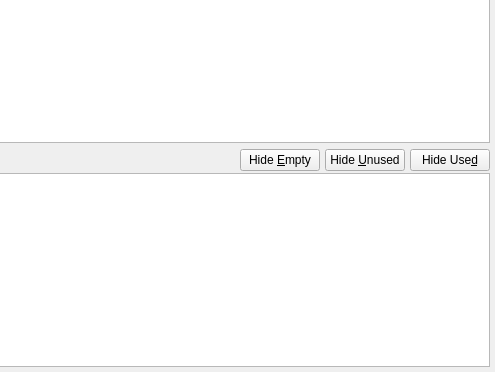
Old version of the form BlockSettleUILib/WalletsWidget.ui in the repository BlockSettle/terminal; both pictures show x 145 to 640 and y 81 to 453 of the 640 by 453 pixel window.
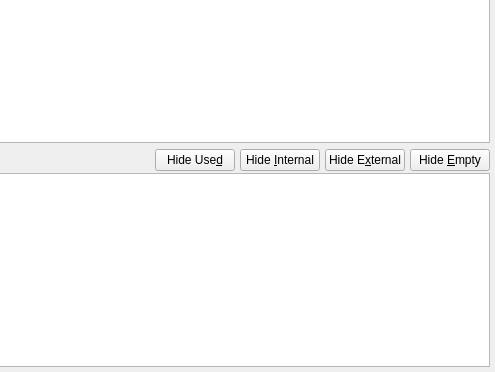
New version of the form. Custom widgets are drawn as their Qt base class.

Patch:
```diff
--- a/BlockSettleUILib/WalletsWidget.ui
+++ b/BlockSettleUILib/WalletsWidget.ui
@@ -132,32 +132,6 @@
            <property name="spacing">
             <number>5</number>
            </property>
-           <item>
-            <widget class="QPushButton" name="pushButtonEmpty">
-             <property name="toolTip">
-              <string>Hide all Empty Addresses</string>
-             </property>
-             <property name="text">
-              <string>Hide &amp;Empty</string>
-             </property>
-             <property name="checkable">
-              <bool>true</bool>
-             </property>
-            </widget>
-           </item>
-           <item>
-            <widget class="QPushButton" name="pushButtonUnused">
-             <property name="toolTip">
-              <string>Hide all unsued addresses</string>
-             </property>
-             <property name="text">
-              <string>Hide &amp;Unused</string>
-             </property>
-             <property name="checkable">
-              <bool>true</bool>
-             </property>
-            </widget>
-           </item>
            <item>
             <widget class="QPushButton" name="pushButtonUsed">
              <property name="toolTip">
@@ -171,6 +145,42 @@
              </property>
             </widget>
            </item>
+           <item>
+            <widget class="QPushButton" name="pushButtonInternal">
+             <property name="toolTip">
+              <string>Hide all unsued addresses</string>
+             </property>
+             <property name="text">
+              <string>Hide &amp;Internal</string>
+             </property>
+             <property name="checkable">
+              <bool>true</bool>
+             </property>
+            </widget>
+           </item>
+           <item>
+            <widget class="QPushButton" name="pushButtonExternal">
+             <property name="text">
+              <string>Hide E&amp;xternal</string>
+             </property>
+             <property name="checkable">
+              <bool>true</bool>
+             </property>
+            </widget>
+           </item>
+           <item>
+            <widget class="QPushButton" name="pushButtonEmpty">
+             <property name="toolTip">
+              <string>Hide all Empty Addresses</string>
+             </property>
+             <property name="text">
+              <string>Hide &amp;Empty</string>
+             </property>
+             <property name="checkable">
+              <bool>true</bool>
+             </property>
+            </widget>
+           </item>
           </layout>
          </item>
         </layout>
```
